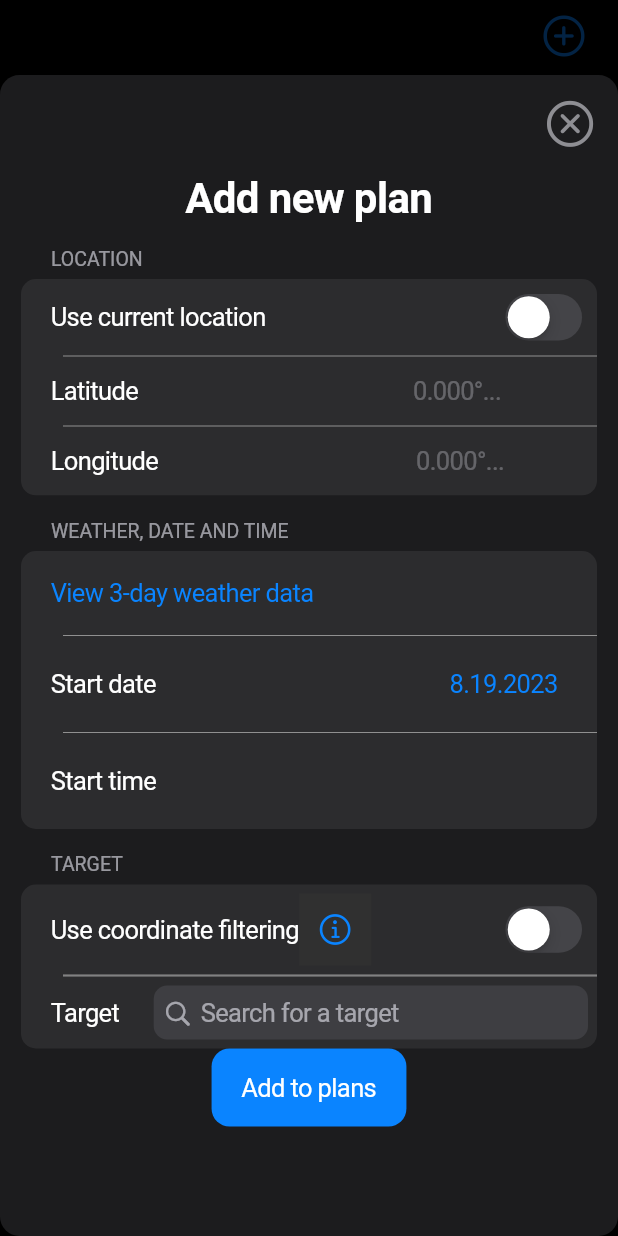
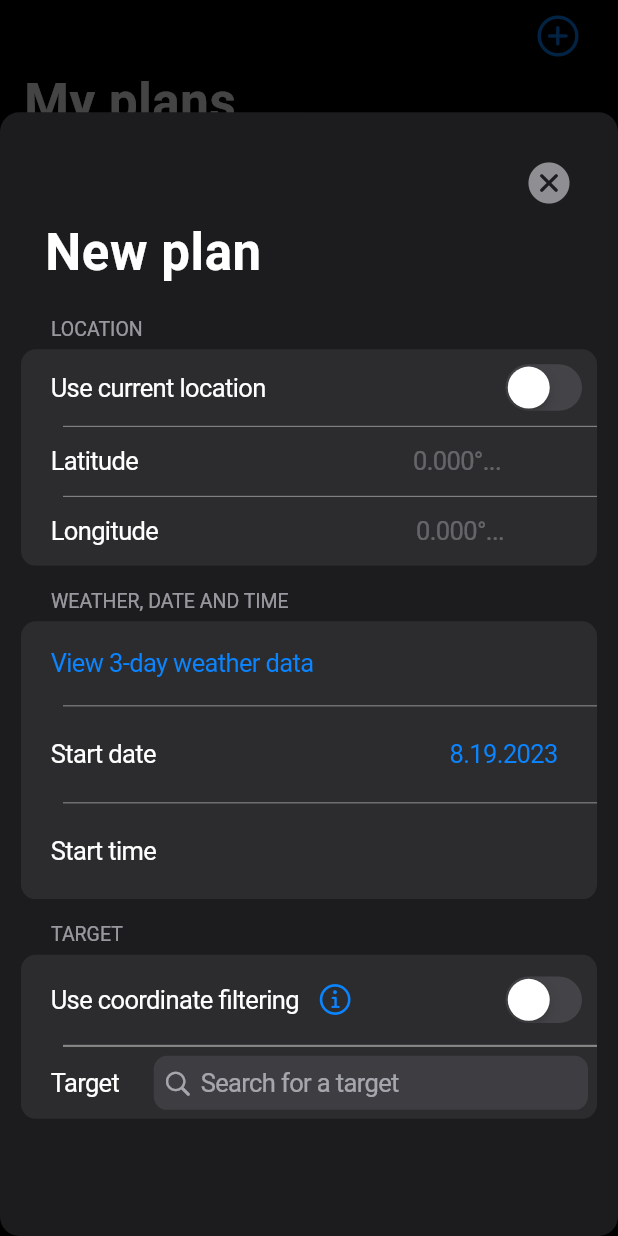
Before and after one commit to pat-mart/alpha_app, a Flutter app: the screen it shows after launch, after a tap on an icon or button, on a phone screen of 412 x 824 dp. Run offline on Flutter 3.47's test engine with Material 2 defaults, Android fonts, the phone set to English and light mode, and no system bars; our stand-ins replace csv, location; missing offline and left inert: flutter_octicons.

Commit message:
revamped plan sheet

```diff
--- a/lib/views/screens/empty_modal_sheet.dart
+++ b/lib/views/screens/empty_modal_sheet.dart
@@ -14,9 +14,13 @@ class EmptyModalSheet extends StatefulWidget {
 class _EmptyModalSheetState extends State<EmptyModalSheet> {
   @override
   Widget build(BuildContext context) {
-    return CupertinoPopupSurface(
+    return SafeArea(
+      bottom: false,
+      child: CupertinoPopupSurface(
+        child: CupertinoPageScaffold(
+          resizeToAvoidBottomInset: true,
           child: Container(
-        height: MediaQuery.of(context).size.height - 50,
+            height: MediaQuery.of(context).size.height / 1.1,
             width: MediaQuery.of(context).size.width,
             color: CupertinoColors.systemGroupedBackground.darkElevatedColor,
             child: Container(
@@ -24,6 +28,8 @@ class _EmptyModalSheetState extends State<EmptyModalSheet> {
               child: widget.child
             )
           ),
+        ),
+      ),
     );
   }
 }
--- a/lib/views/screens/plans_screen.dart
+++ b/lib/views/screens/plans_screen.dart
@@ -16,22 +16,17 @@ class PlansScreen extends StatefulWidget {
 
 class _PlansScreenState extends State<PlansScreen>{
 
-  void refresh() => setState(() {});
-
   @override
   Widget build(BuildContext context) {
 
-    return CupertinoPageScaffold(
-      child: CustomScrollView(
+    return CustomScrollView(
       scrollBehavior: const CupertinoScrollBehavior(),
       slivers: <Widget>[
         CupertinoSliverNavigationBar(
           backgroundColor: CupertinoColors.black,
-            padding: EdgeInsetsDirectional.zero,
           largeTitle: const Text('My plans'),
-            trailing: Padding(
-              padding: const EdgeInsets.only(right: 12),
-              child: IconButton(
+          trailing:
+          IconButton(
             icon: const Icon(CupertinoIcons.add_circled, size: 32),
             onPressed: () {
               setState(() {
@@ -41,11 +36,10 @@ class _PlansScreenState extends State<PlansScreen>{
                   barrierColor: const Color(0xBB000000),
                   builder: (BuildContext context) {
                     return const EmptyModalSheet(child: PlanSheet());
-                      }
+                  },
                 );
               });
             },
-              ),
           ),
         ),
 
@@ -64,7 +58,6 @@ class _PlansScreenState extends State<PlansScreen>{
             ),
           ),
         )]
-      ),
     );
   }
 }
--- a/lib/views/smalls/plan_create/plan_sheet_body.dart
+++ b/lib/views/smalls/plan_create/plan_sheet_body.dart
@@ -1,7 +1,6 @@
 import 'package:astro_planner/viewmodels/create_plan_vm.dart';
 import 'package:astro_planner/views/screens/search_screen.dart';
 import 'package:astro_planner/views/smalls/plan_create/datetime_section_v.dart';
-import 'package:astro_planner/views/smalls/plan_create/plan_sheet_header.dart';
 import 'package:flutter/cupertino.dart';
 import 'package:flutter/material.dart';
 import 'package:provider/provider.dart';
@@ -51,10 +50,41 @@ class _PlanSheetState extends State<PlanSheet> with SingleTickerProviderStateMix
 
     CreatePlanViewModel createPlanVm = Provider.of<CreatePlanViewModel>(context);
 
-    return SingleChildScrollView(
-      child: Column(
+    return CustomScrollView(
+      anchor: 0.02,
+      scrollBehavior: const CupertinoScrollBehavior(),
+      slivers: <Widget>[
+        const SliverToBoxAdapter(
+          child: Padding(
+              padding: EdgeInsets.only(top: 10)
+          )
+        ),
+        CupertinoSliverNavigationBar(
+          automaticallyImplyLeading: false,
+          largeTitle: const Text('New plan'),
+          trailing: Material(
+            type: MaterialType.transparency,
+            borderOnForeground: true,
+            child: IconButton(
+              padding: const EdgeInsets.only(left: 20),
+              icon: const Icon(
+                  CupertinoIcons.xmark_circle_fill,
+                  color: CupertinoColors.systemGrey,
+                  size: 32,
+              ),
+              onPressed: () {
+                Navigator.pop(context);
+                createPlanVm.clearFilters();
+                createPlanVm.usingFilter = false;
+              },
+            )
+          ),
+        ),
+        SliverToBoxAdapter(
+          child: ListView(
+            physics: const NeverScrollableScrollPhysics(),
+            shrinkWrap: true,
             children: [
-          const PlanSheetHeader(),
               CupertinoFormSection.insetGrouped(
                 margin: EdgeInsets.zero,
                 header: const Text('LOCATION'),
@@ -127,6 +157,7 @@ class _PlanSheetState extends State<PlanSheet> with SingleTickerProviderStateMix
                       children: [
                         const Text('Use coordinate filtering'),
                         Material(
+                          type: MaterialType.transparency,
                           child: IconButton(
                             onPressed: () {
                               showCupertinoDialog(
@@ -155,6 +186,7 @@ class _PlanSheetState extends State<PlanSheet> with SingleTickerProviderStateMix
                       ],
                     ),
                     child: CupertinoSwitch(
+                      key: const Key('Filter switch'),
                       value: createPlanVm.isUsingFilter,
                       onChanged: (newVal) {
                         createPlanVm.usingFilter = newVal;
@@ -175,7 +207,8 @@ class _PlanSheetState extends State<PlanSheet> with SingleTickerProviderStateMix
                           child: Column (
                             children: [
                               CupertinoTextFormFieldRow(
-                              validator: createPlanVm.altValidator,
+                                key: const Key('Azimuth filter'),
+                                validator: createPlanVm.azValidator,
                                 autovalidateMode: AutovalidateMode.onUserInteraction,
                                 prefix: Padding(
                                   padding: EdgeInsets.only(right: MediaQuery.of(context).size.width/3),
@@ -187,11 +220,12 @@ class _PlanSheetState extends State<PlanSheet> with SingleTickerProviderStateMix
                                 placeholder: '0.00°'
                               ),
                               CupertinoTextFormFieldRow(
-                            validator: createPlanVm.azValidator,
+                                key: const Key('Altitude filter'),
+                                validator: createPlanVm.altValidator,
                                 autovalidateMode: AutovalidateMode.onUserInteraction,
                                 prefix: Padding(
                                   padding: EdgeInsets.only(right: MediaQuery.of(context).size.width/3),
-                              child: const Text('Minimum latitude '),
+                                  child: const Text('Minimum altitude '),
                                 ),
                                 decoration: const BoxDecoration(
                                     borderRadius: BorderRadius.all(Radius.circular(6))
@@ -209,6 +243,7 @@ class _PlanSheetState extends State<PlanSheet> with SingleTickerProviderStateMix
                       enabled: true,
                       placeholder: 'Search for a target',
                       onTap: () async {
+                        FocusScope.of(context).unfocus();
                         Navigator.push(
                           context,
                           CupertinoPageRoute(builder: (context) => const SearchScreen())
@@ -219,14 +254,10 @@ class _PlanSheetState extends State<PlanSheet> with SingleTickerProviderStateMix
                   ),
                 ]
               ),
-          CupertinoButton.filled(
-              onPressed: () {
-                Navigator.pop(context);
-              },
-              child: const Text('Add to plans', style: TextStyle(color: CupertinoColors.white))
-          ),
-        ],
-      ),
+            ]
+          )
+        )
+      ]
     );
   }
 }
--- a/lib/views/smalls/plan_create/plan_sheet_header.dart
+++ b/lib/views/smalls/plan_create/plan_sheet_header.dart
@@ -3,37 +3,16 @@ import 'package:flutter/cupertino.dart';
 import 'package:flutter/material.dart';
 import 'package:provider/provider.dart';
 
-class PlanSheetHeader extends StatelessWidget {
+class PlanSheetHeader extends StatefulWidget {
   const PlanSheetHeader({super.key});
 
   @override
+  State<PlanSheetHeader> createState() => _PlanSheetHeaderState();
+}
+
+class _PlanSheetHeaderState extends State<PlanSheetHeader> {
+  @override
   Widget build(BuildContext context) {
-    return Column (
-      children: [
-        Row(
-          mainAxisAlignment: MainAxisAlignment.end,
-          children: [
-            Consumer<CreatePlanViewModel>(
-              builder: (context, createPlanVm, _) => CupertinoButton(
-                  padding: const EdgeInsets.only(left: 14, top: 14), // "negates" leftward margin
-                  child: const Icon(CupertinoIcons.xmark_circle, size: 36, color: CupertinoColors.systemGrey),
-                  onPressed: () {
-                    Navigator.pop(context); // FIXME add dialog
-                  }
-              ),
-            )
-          ],
-        ),
-        const Row(
-          mainAxisAlignment: MainAxisAlignment.center,
-          children: [
-            Padding(
-              padding: EdgeInsets.only(top: 16),
-              child: Text('Add new plan', style: TextStyle(fontWeight: FontWeight.bold, fontSize: 28, color: Colors.white)),
-            )
-          ],
-        ),
-      ],
-    );
+    return const Placeholder();
   }
 }
```
Also changed, not shown: pubspec.lock, 4 other files. Lines whose indentation alone changed are shown as unchanged.
